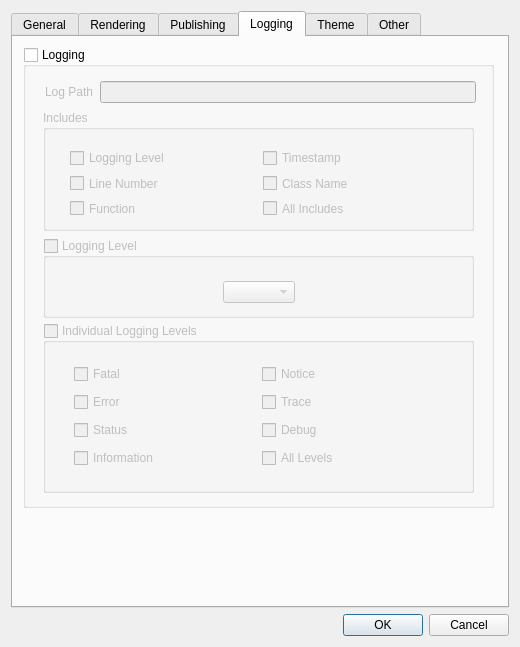
Before: the Qt Designer form mainApp/preferences.ui in trevorsandy/lpub3d-ci, drawn with Qt 5.
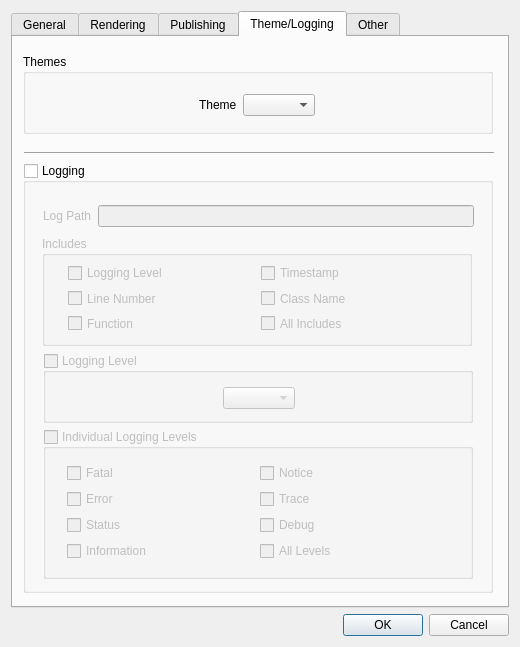
After: the same form once the commit is applied. The open tabs and pages were chosen to show the change. Icons and pictures are not drawn.

Commit message: Dev - Fix user interface discrepancies

Patch:
```diff
--- a/mainApp/preferences.ui
+++ b/mainApp/preferences.ui
@@ -1360,15 +1360,15 @@
      </widget>
      <widget class="QWidget" name="tabLogging">
       <attribute name="title">
-       <string>Logging</string>
+       <string>Theme/Logging</string>
       </attribute>
       <widget class="QGroupBox" name="loggingGrpBox">
        <property name="geometry">
         <rect>
          <x>10</x>
-         <y>10</y>
-         <width>471</width>
-         <height>461</height>
+         <y>126</y>
+         <width>470</width>
+         <height>430</height>
         </rect>
        </property>
        <property name="toolTip">
@@ -1386,10 +1386,10 @@
        <widget class="QGroupBox" name="includesGrpBox">
         <property name="geometry">
          <rect>
-          <x>20</x>
-          <y>63</y>
-          <width>431</width>
-          <height>121</height>
+          <x>19</x>
+          <y>73</y>
+          <width>430</width>
+          <height>110</height>
          </rect>
         </property>
         <property name="toolTip">
@@ -1401,8 +1401,8 @@
         <widget class="QWidget" name="layoutWidget">
          <property name="geometry">
           <rect>
-           <x>27</x>
-           <y>38</y>
+           <x>26</x>
+           <y>27</y>
            <width>380</width>
            <height>70</height>
           </rect>
@@ -1481,9 +1481,9 @@
         <property name="geometry">
          <rect>
           <x>20</x>
-          <y>276</y>
-          <width>431</width>
-          <height>170</height>
+          <y>266</y>
+          <width>430</width>
+          <height>150</height>
          </rect>
         </property>
         <property name="toolTip">
@@ -1501,10 +1501,10 @@
         <widget class="QWidget" name="layoutWidget">
          <property name="geometry">
           <rect>
-           <x>31</x>
-           <y>39</y>
-           <width>370</width>
-           <height>110</height>
+           <x>24</x>
+           <y>34</y>
+           <width>380</width>
+           <height>100</height>
           </rect>
          </property>
          <layout class="QGridLayout" name="gridLayout_4">
@@ -1604,9 +1604,9 @@
         <property name="geometry">
          <rect>
           <x>20</x>
-          <y>191</y>
-          <width>431</width>
-          <height>80</height>
+          <y>190</y>
+          <width>430</width>
+          <height>70</height>
          </rect>
         </property>
         <property name="toolTip">
@@ -1627,9 +1627,9 @@
         <widget class="QWidget" name="layoutWidget">
          <property name="geometry">
           <rect>
-           <x>31</x>
-           <y>39</y>
-           <width>370</width>
+           <x>26</x>
+           <y>30</y>
+           <width>380</width>
            <height>30</height>
           </rect>
          </property>
@@ -1682,8 +1682,8 @@
        <widget class="QWidget" name="layoutWidget">
         <property name="geometry">
          <rect>
-          <x>22</x>
-          <y>30</y>
+          <x>20</x>
+          <y>38</y>
           <width>431</width>
           <height>30</height>
          </rect>
@@ -1705,36 +1705,31 @@
             <string>Log file path</string>
            </property>
            <property name="readOnly">
-            <bool>true</bool>
+            <bool>false</bool>
            </property>
           </widget>
          </item>
         </layout>
        </widget>
       </widget>
-     </widget>
-     <widget class="QWidget" name="tab">
-      <attribute name="title">
-       <string>Theme</string>
-      </attribute>
       <widget class="QGroupBox" name="themesBox">
        <property name="geometry">
         <rect>
-         <x>20</x>
-         <y>21</y>
-         <width>461</width>
+         <x>10</x>
+         <y>17</y>
+         <width>470</width>
          <height>80</height>
         </rect>
        </property>
        <property name="title">
-        <string>LPub3D Themes</string>
+        <string>Themes</string>
        </property>
-       <widget class="QWidget" name="layoutWidget">
+       <widget class="QWidget" name="layoutWidget_2">
         <property name="geometry">
          <rect>
-          <x>20</x>
+          <x>34</x>
           <y>36</y>
-          <width>420</width>
+          <width>400</width>
           <height>30</height>
          </rect>
         </property>
@@ -1757,7 +1752,7 @@
            <item>
             <widget class="QLabel" name="themeLbl">
              <property name="text">
-              <string>Themes</string>
+              <string>Theme</string>
              </property>
             </widget>
            </item>
@@ -1782,6 +1777,19 @@
         </layout>
        </widget>
       </widget>
+      <widget class="Line" name="line_2">
+       <property name="geometry">
+        <rect>
+         <x>11</x>
+         <y>115</y>
+         <width>470</width>
+         <height>3</height>
+        </rect>
+       </property>
+       <property name="orientation">
+        <enum>Qt::Horizontal</enum>
+       </property>
+      </widget>
      </widget>
      <widget class="QWidget" name="tabOther">
       <attribute name="title">
```
Left out of the diff: 210 changed lines with no effect on the pictures. The commit also changes 4 other files.
